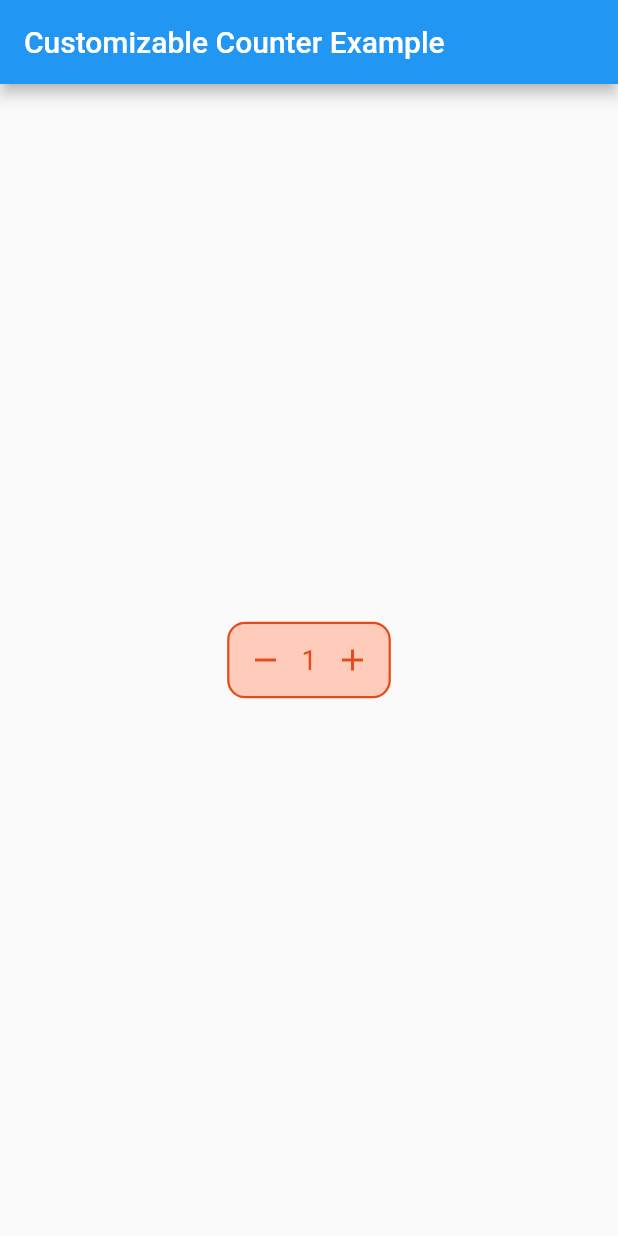
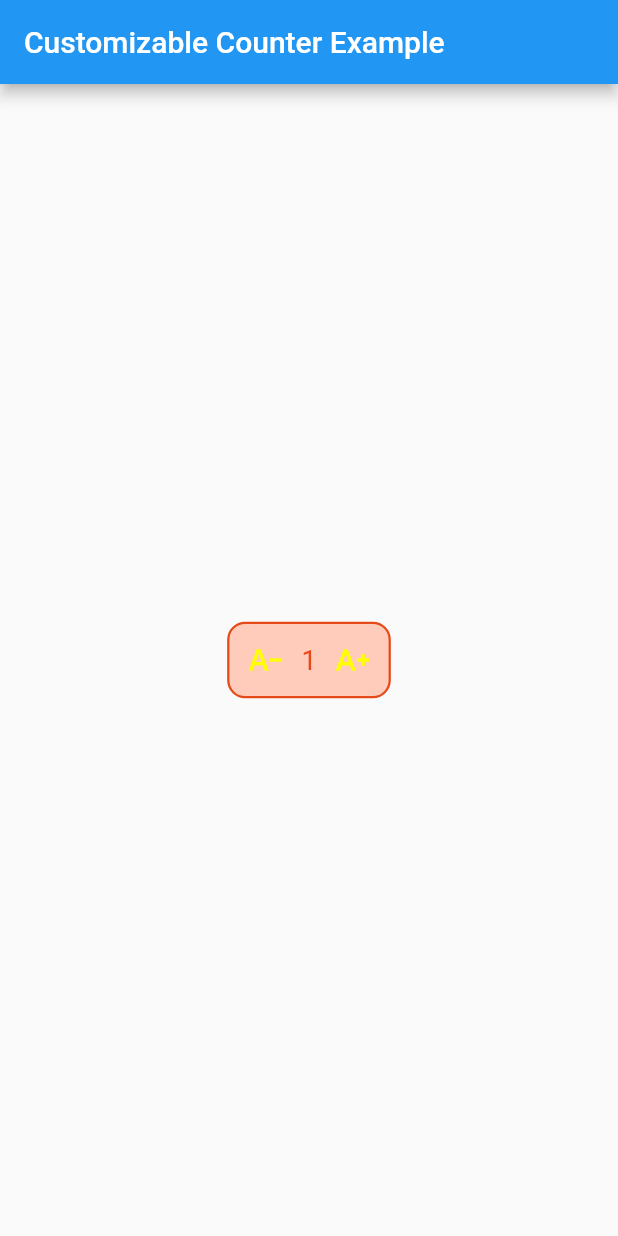
Before and after one commit to ihjohny/Customizable-Counter, a Flutter app: the screen it shows after launch, after a tap on "Add To Cart", on a phone screen of 412 x 824 dp. Run offline on Flutter 3.47's test engine with Material 2 defaults, Android fonts, the phone set to English and light mode, and no system bars.

```diff
--- a/example/lib/main.dart
+++ b/example/lib/main.dart
@@ -47,6 +47,14 @@ class _MyHomePageState extends State<MyHomePage> {
           textSize: 18,
           count: 0,
           maxCount: 10,
+          incrementIcon: const Icon(
+            Icons.text_increase,
+            color: Colors.yellowAccent,
+          ),
+          decrementIcon: const Icon(
+            Icons.text_decrease,
+            color: Colors.yellowAccent,
+          ),
           onCountChange: (count) {
             ScaffoldMessenger.of(context).showSnackBar(
               SnackBar(
```
Also changed, not shown: lib/customizable_counter.dart (+32 -0 lines).
